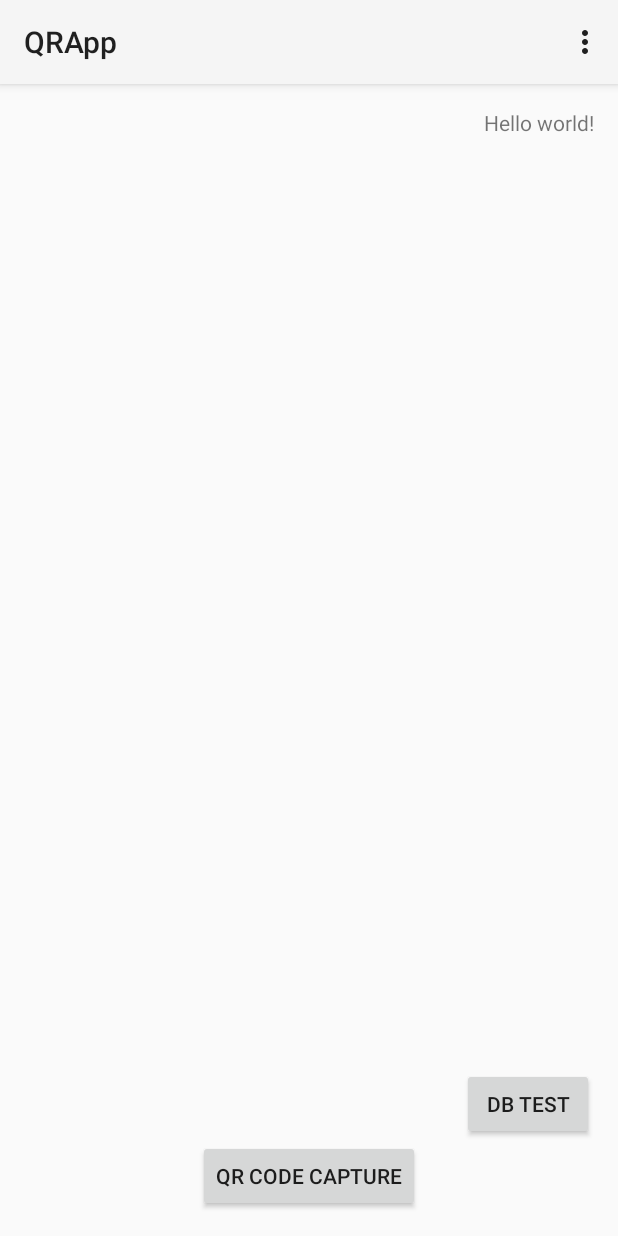
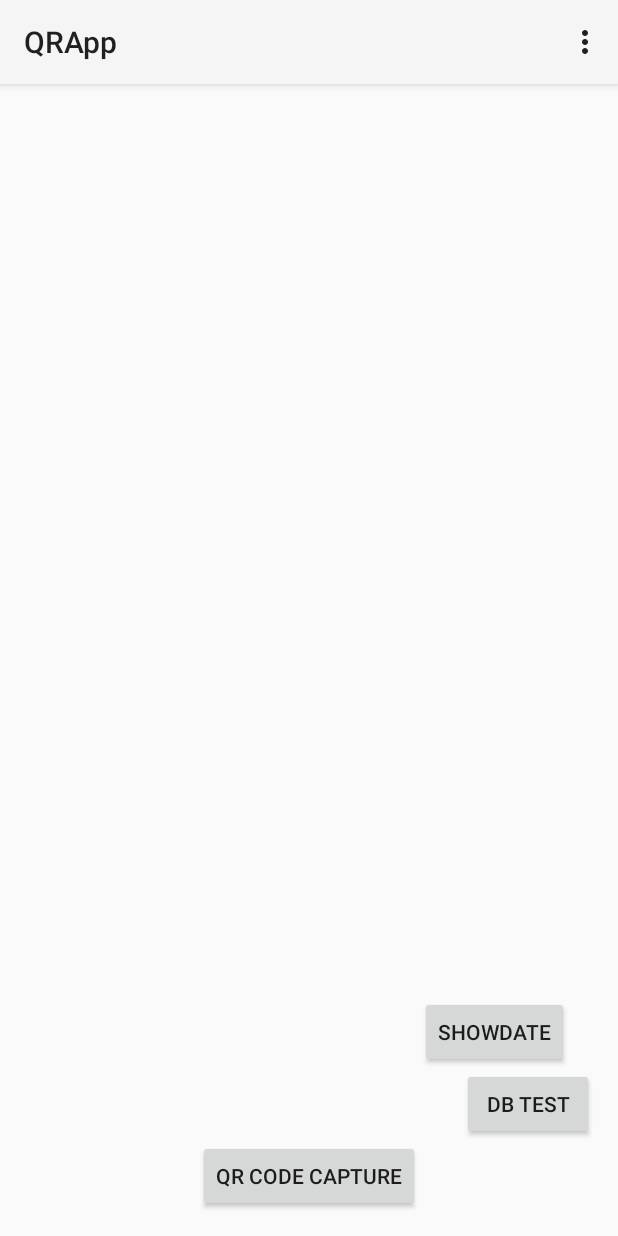
Before and after one commit to prgbmk/QRApp, an Android app: the screen it shows after launch (MainActivity), in the options menu, after a tap on "Settings", on a phone screen of 412 x 824 dp. Run offline under Robolectric (Android 15) with nearby library versions, the phone set to English and light mode, and no system bars.

Commit message:
Add DB show, Insert Function

```diff
--- a/app/src/main/java/com/test/mungipark/qrapp/MainActivity.java
+++ b/app/src/main/java/com/test/mungipark/qrapp/MainActivity.java
@@ -24,7 +24,7 @@ import java.net.URL;
 
 public class MainActivity extends Activity {
 
-    public TextView tvResult;
+    private TextView tvResult;
     private String result;//DB결과값
 
 
@@ -43,11 +43,15 @@ public class MainActivity extends Activity {
         Button btnScanQRCode = (Button) this
                 .findViewById(R.id.buttonScanQrCode);
         Button DBbtn = (Button) this.findViewById(R.id.DBbtn);
+        Button Showbtn = (Button) this.findViewById(R.id.showbtn);
 
+        //DB정보 쳐넣어
         DBbtn.setOnClickListener(new View.OnClickListener() {
             @Override
             public void onClick(View v) {
                 new inputDB().execute();//DB접근 스레드 시작.
+                tvResult.setText(result);//처리된 Php결과문 표시
+                Log.d("TextView 갱신", "너냐?");
             }
         });
 
@@ -63,6 +67,15 @@ public class MainActivity extends Activity {
 
             }
         });
+        Showbtn.setOnClickListener(new View.OnClickListener() {
+            @Override
+            public void onClick(View v) {
+                new showDB().execute();
+                tvResult.setText(result);
+            }
+        });
+
+
 
     }
 
@@ -100,13 +113,23 @@ public class MainActivity extends Activity {
         protected String doInBackground(Void... params) {
             String output;
             Log.d("백그라운드 작업", "실행완료");
-            output = ShowData();
+            output = InsertData();
             return output;
         }
 
         protected void onPostExecute(String temp){
 
 
+        }
+    }
+
+    private class showDB extends AsyncTask<Void, Void, String>{
+
+        protected String doInBackground(Void... params) {
+            String output;
+            Log.d("읽기 작업", "실행완료");
+            output = ShowData();
+            return output;
         }
     }
 
@@ -133,8 +156,8 @@ public class MainActivity extends Activity {
         return super.onOptionsItemSelected(item);
     }
 
-    //데이터 넘기는 함수 - AsyncTask 스레드에 탐재할 함수
-    private String ShowData(){
+    //DB데이터 쓰는 함수 - AsyncTask 스레드에 탐재할 함수
+    private String InsertData(){
         URL url = null;
         try {
             url = new URL("http://192.168.0.104/insert_menu.php");
@@ -169,8 +192,8 @@ public class MainActivity extends Activity {
                 builder.append(str + "\n");
             }
             result = builder.toString();
-            Log.d("DB Connection Test", "Test Complete");
-            tvResult.setText(result);//처리된 Php결과문 표시
+
+
 
 
         } catch (MalformedURLException e) {
@@ -181,4 +204,52 @@ public class MainActivity extends Activity {
 
         return result;
     }
+    //DB데이터 읽는 함수(해당 날짜의 데이터만 읽어오기) - AsyncTask 스레드에 탐재할 함수
+    private String ShowData(){
+        URL url = null;
+        try {
+            url = new URL("http://192.168.0.104/show_data_date.php");
+
+            HttpURLConnection http = (HttpURLConnection) url.openConnection();//php접속
+
+            http.setDefaultUseCaches(false);
+            http.setDoInput(true);//서버 읽기 모드
+            http.setDoOutput(true);//서버 쓰기 모드
+            http.setRequestMethod("POST");//POST방식 전송(보안용)
+            http.setRequestProperty("content-type", "application/x-www-form-urlencoded");
+
+            //php에 파라미터 넘겨주는 작업 시작.
+            StringBuffer buffer = new StringBuffer();
+            buffer.append("date").append("=").append("20150503");
+
+
+            //Php에 파라미터 값 넘기기
+            OutputStreamWriter outStream = new OutputStreamWriter(http.getOutputStream(), "UTF-8");
+            PrintWriter writer = new PrintWriter(outStream);
+            writer.write(buffer.toString());
+            writer.flush();
+
+            //파라미터값 넘기고나서 나오는 결과 받기
+            InputStreamReader tmp = new InputStreamReader(http.getInputStream(), "UTF-8");
+            BufferedReader reader = new BufferedReader(tmp);
+            StringBuilder builder = new StringBuilder();
+            String str;
+            while((str = reader.readLine()) != null){
+                builder.append(str + "\n");
+            }
+            result = builder.toString();
+
+            Log.d("DB Select결과 :", result);
+
+
+
+        } catch (MalformedURLException e) {
+            e.printStackTrace();
+        } catch (IOException e){
+
+        }
+
+        return result;
+    }
+
 }
--- a/app/src/main/res/layout/activity_main.xml
+++ b/app/src/main/res/layout/activity_main.xml
@@ -8,7 +8,9 @@
     <TextView android:text="@string/hello_world" android:layout_width="wrap_content"
         android:layout_height="wrap_content"
         android:id="@+id/textViewResult"
-        android:layout_alignParentEnd="true" />
+        android:layout_alignParentEnd="true"
+        android:layout_above="@+id/DBbtn"
+        android:layout_alignParentStart="true" />
 
     <Button
         android:layout_width="wrap_content"
@@ -26,4 +28,12 @@
         android:layout_above="@+id/buttonScanQrCode"
         android:layout_alignParentEnd="true" />
 
+    <Button
+        android:layout_width="wrap_content"
+        android:layout_height="wrap_content"
+        android:text="ShowDate"
+        android:id="@+id/showbtn"
+        android:layout_above="@+id/DBbtn"
+        android:layout_toEndOf="@+id/buttonScanQrCode" />
+
 </RelativeLayout>
```
